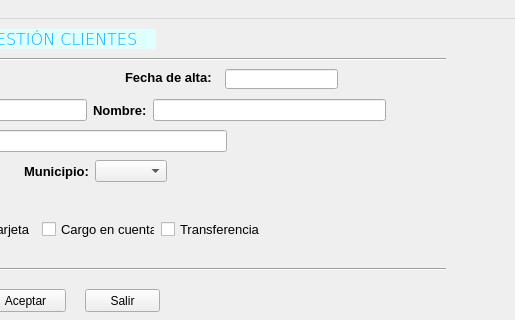
First picture: the form in window.ui, repository beafaro/farocarrera, before the edit; both pictures show x 285 to 800 and y 0 to 320 of the 800 by 600 pixel window.
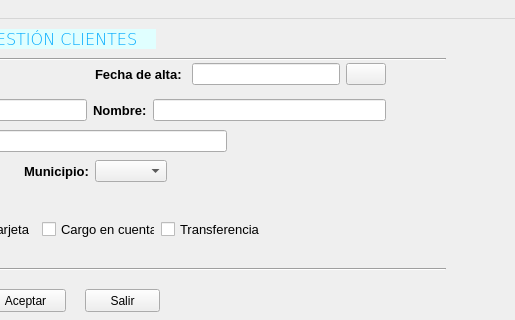
Second picture: the form after the edit. Icons and pictures are not drawn.

Commit message: boton y ventana calendario

```diff
--- a/window.ui
+++ b/window.ui
@@ -309,56 +309,7 @@
      </item>
     </layout>
    </widget>
-   <widget class="QLabel" name="lblFechAlta">
-    <property name="geometry">
-     <rect>
-      <x>410</x>
-      <y>50</y>
-      <width>91</width>
-      <height>16</height>
-     </rect>
-    </property>
-    <property name="font">
-     <font>
-      <pointsize>10</pointsize>
-      <weight>75</weight>
-      <bold>true</bold>
-     </font>
-    </property>
-    <property name="text">
-     <string>Fecha de alta: </string>
-    </property>
-   </widget>
-   <widget class="QLineEdit" name="txtFechaAltaCli">
-    <property name="geometry">
-     <rect>
-      <x>510</x>
-      <y>50</y>
-      <width>113</width>
-      <height>20</height>
-     </rect>
-    </property>
-   </widget>
-   <widget class="QLabel" name="lblImgCal">
-    <property name="geometry">
-     <rect>
-      <x>630</x>
-      <y>40</y>
-      <width>31</width>
-      <height>31</height>
-     </rect>
-    </property>
-    <property name="text">
-     <string/>
-    </property>
-    <property name="pixmap">
-     <pixmap>img/calendario.jpg</pixmap>
-    </property>
-    <property name="scaledContents">
-     <bool>true</bool>
-    </property>
-   </widget>
-   <widget class="QWidget" name="">
+   <widget class="QWidget" name="layoutWidget">
     <property name="geometry">
      <rect>
       <x>70</x>
@@ -414,7 +365,7 @@
      </item>
     </layout>
    </widget>
-   <widget class="QWidget" name="">
+   <widget class="QWidget" name="layoutWidget">
     <property name="geometry">
      <rect>
       <x>71</x>
@@ -490,7 +441,7 @@
      </item>
     </layout>
    </widget>
-   <widget class="QWidget" name="">
+   <widget class="QWidget" name="layoutWidget">
     <property name="geometry">
      <rect>
       <x>71</x>
@@ -519,6 +470,52 @@
      </item>
     </layout>
    </widget>
+   <widget class="QWidget" name="">
+    <property name="geometry">
+     <rect>
+      <x>380</x>
+      <y>40</y>
+      <width>291</width>
+      <height>31</height>
+     </rect>
+    </property>
+    <layout class="QHBoxLayout" name="horizontalLayout_7">
+     <item>
+      <widget class="QLabel" name="lblFechAlta">
+       <property name="font">
+        <font>
+         <pointsize>10</pointsize>
+         <weight>75</weight>
+         <bold>true</bold>
+        </font>
+       </property>
+       <property name="text">
+        <string>Fecha de alta: </string>
+       </property>
+      </widget>
+     </item>
+     <item>
+      <widget class="QLineEdit" name="txtFechaAltaCli"/>
+     </item>
+     <item>
+      <widget class="QPushButton" name="btnCalendar">
+       <property name="text">
+        <string/>
+       </property>
+       <property name="icon">
+        <iconset>
+         <normaloff>img/calendario.jpg</normaloff>img/calendario.jpg</iconset>
+       </property>
+       <property name="iconSize">
+        <size>
+         <width>32</width>
+         <height>32</height>
+        </size>
+       </property>
+      </widget>
+     </item>
+    </layout>
+   </widget>
   </widget>
   <widget class="QMenuBar" name="menubar">
    <property name="geometry">
```
The commit also changes 4 other files.
